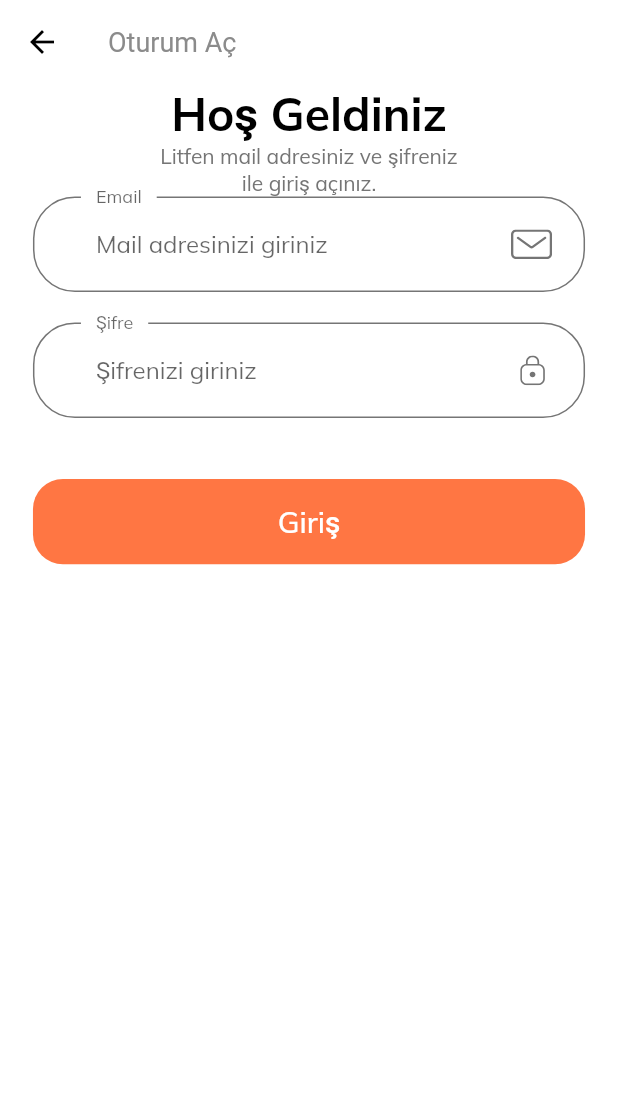
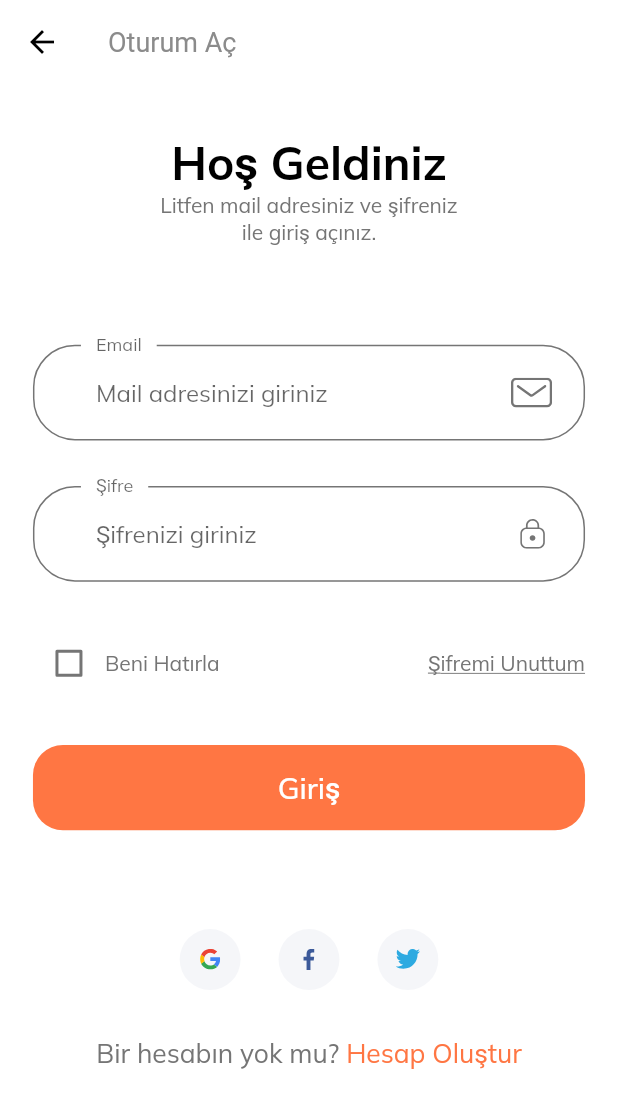
Before and after one commit to hamitseyrek/benimogretmenim, a Flutter app: the screen it shows after launch, after a tap on "Devam et", on a phone screen of 412 x 824 dp. Shown: the top 1108 px of the screen. Run offline on Flutter 3.47's test engine with Material 2 defaults, Android fonts, the phone set to English and light mode, and no system bars; our stand-ins replace flutter_svg.

Commit message:
sign in form is complete with components

```diff
--- a/lib/routes/routes.dart
+++ b/lib/routes/routes.dart
@@ -1,10 +1,10 @@
 import 'package:flutter/widgets.dart';
 import 'package:benimogretmenim/screens/splash/splash_screen.dart';
-import 'package:benimogretmenim/screens/sign/signin_screen.dart';
+import 'package:benimogretmenim/screens/sign_in/sign_in_screen.dart';
 
 //for route names
 // all route is defined in here
 final Map<String, WidgetBuilder> routes = {
   SplashScreen.routeName: (context) => SplashScreen(),
-  SigninScreen.routeName: (context) => SigninScreen(),
+  SignInScreen.routeName: (context) => SignInScreen(),
 };
--- /dev/null
+++ b/lib/screens/sign_in/components/body.dart
@@ -0,0 +1,79 @@
+import 'package:benimogretmenim/ui/helper/color_helper.dart';
+
+import '../components/sign_form.dart';
+import '../components/social_card.dart';
+import '../../../ui/helper/size_config.dart';
+import 'package:flutter/material.dart';
+
+class Body extends StatelessWidget {
+  @override
+  Widget build(BuildContext context) {
+    return SafeArea(
+      child: SizedBox(
+        width: double.infinity,
+        child: Padding(
+          padding: EdgeInsets.symmetric(
+            horizontal: getProportionateScreenWidth(20),
+          ),
+          child: SingleChildScrollView(
+            // To scroll when widgets doesn't fit
+            child: Column(
+              children: [
+                SizedBox(height: SizeConfig.screenHeight * 0.04),
+                Text(
+                  "Hoş Geldiniz",
+                  style: TextStyle(
+                    color: Colors.black,
+                    fontSize: getProportionateScreenWidth(28),
+                    fontWeight: FontWeight.bold,
+                  ),
+                ),
+                Text(
+                  "Litfen mail adresiniz ve şifreniz \nile giriş açınız.",
+                  textAlign: TextAlign.center,
+                ),
+                SizedBox(height: SizeConfig.screenHeight * 0.08),
+                SignForm(),
+                SizedBox(height: SizeConfig.screenHeight * 0.08),
+                Row(
+                  mainAxisAlignment: MainAxisAlignment.center,
+                  children: [
+                    SocialCard(
+                      icon: "assets/icons/google-icon.svg",
+                      press: () {},
+                    ),
+                    SocialCard(
+                      icon: "assets/icons/facebook-2.svg",
+                      press: () {},
+                    ),
+                    SocialCard(
+                      icon: "assets/icons/twitter.svg",
+                      press: () {},
+                    ),
+                  ],
+                ),
+                SizedBox(height: getProportionateScreenHeight(30)),
+                Row(
+                  mainAxisAlignment: MainAxisAlignment.center,
+                  children: [
+                    Text(
+                      "Bir hesabın yok mu? ",
+                      style:
+                          TextStyle(fontSize: getProportionateScreenWidth(16)),
+                    ),
+                    Text(
+                      "Hesap Oluştur",
+                      style: TextStyle(
+                          fontSize: getProportionateScreenWidth(16),
+                          color: kPrimaryColor),
+                    ),
+                  ],
+                )
+              ],
+            ),
+          ),
+        ),
+      ),
+    );
+  }
+}
--- a/lib/screens/sign/components/body.dart
+++ b/lib/screens/sign_in/components/sign_form.dart
@@ -1,42 +1,10 @@
+import 'package:benimogretmenim/ui/helper/color_helper.dart';
 import 'package:benimogretmenim/ui/helper/error_messages_helper.dart';
 import 'package:benimogretmenim/ui/helper/size_config.dart';
 import 'package:benimogretmenim/ui/widgets/custom_sufix_icon.dart';
 import 'package:benimogretmenim/ui/widgets/default_button.dart';
 import 'package:benimogretmenim/ui/widgets/form_error.dart';
 import 'package:flutter/material.dart';
-
-class Body extends StatelessWidget {
-  @override
-  Widget build(BuildContext context) {
-    return SafeArea(
-      child: SizedBox(
-        width: double.infinity,
-        child: Padding(
-          padding: EdgeInsets.symmetric(
-            horizontal: getProportionateScreenWidth(20),
-          ),
-          child: Column(
-            children: [
-              Text(
-                "Hoş Geldiniz",
-                style: TextStyle(
-                  color: Colors.black,
-                  fontSize: getProportionateScreenWidth(28),
-                  fontWeight: FontWeight.bold,
-                ),
-              ),
-              Text(
-                "Litfen mail adresiniz ve şifreniz \nile giriş açınız.",
-                textAlign: TextAlign.center,
-              ),
-              SignForm(),
-            ],
-          ),
-        ),
-      ),
-    );
-  }
-}
 
 class SignForm extends StatefulWidget {
   @override
@@ -48,6 +16,7 @@ class _SignFormState extends State<SignForm> {
   String email;
   String password;
   final List<String> errors = [];
+  bool remember = false;
   @override
   Widget build(BuildContext context) {
     return Form(
@@ -55,11 +24,30 @@ class _SignFormState extends State<SignForm> {
       child: Column(
         children: [
           buildEmailFormField(),
-          SizedBox(height: getProportionateScreenHeight(20)),
+          SizedBox(height: getProportionateScreenHeight(30)),
           buildPasswordFormField(),
-          SizedBox(height: getProportionateScreenHeight(20)),
+          SizedBox(height: getProportionateScreenHeight(30)),
+          Row(
+            children: [
+              Checkbox(
+                value: remember,
+                activeColor: kPrimaryColor,
+                onChanged: (value) {
+                  setState(() {
+                    remember = value;
+                  });
+                },
+              ),
+              Text("Beni Hatırla"),
+              Spacer(),
+              Text(
+                "Şifremi Unuttum",
+                style: TextStyle(decoration: TextDecoration.underline),
+              ),
+            ],
+          ),
           FormError(errors: errors),
-          SizedBox(height: getProportionateScreenHeight(20)),
+          SizedBox(height: getProportionateScreenHeight(30)),
           DefaultButton(
             text: "Giriş",
             press: () {
--- /dev/null
+++ b/lib/screens/sign_in/components/social_card.dart
@@ -0,0 +1,32 @@
+import 'package:benimogretmenim/ui/helper/size_config.dart';
+import 'package:flutter/material.dart';
+import 'package:flutter_svg/flutter_svg.dart';
+
+class SocialCard extends StatelessWidget {
+  const SocialCard({
+    Key key,
+    this.icon,
+    this.press,
+  }) : super(key: key);
+  final String icon;
+  final Function press;
+
+  @override
+  Widget build(BuildContext context) {
+    return GestureDetector(
+      onTap: press,
+      child: Container(
+        margin:
+            EdgeInsets.symmetric(horizontal: getProportionateScreenWidth(10)),
+        padding: EdgeInsets.all(getProportionateScreenWidth(12)),
+        height: getProportionateScreenHeight(40),
+        width: getProportionateScreenWidth(40),
+        decoration: BoxDecoration(
+          color: Color(0xFFF5F6F9),
+          shape: BoxShape.circle,
+        ),
+        child: SvgPicture.asset(icon),
+      ),
+    );
+  }
+}
--- a/lib/screens/sign/signin_screen.dart
+++ b/lib/screens/sign_in/sign_in_screen.dart
@@ -1,7 +1,7 @@
-import 'package:benimogretmenim/screens/sign/components/body.dart';
+import 'package:benimogretmenim/screens/sign_in/components/body.dart';
 import 'package:flutter/material.dart';
 
-class SigninScreen extends StatelessWidget {
+class SignInScreen extends StatelessWidget {
   static String routeName = "/signin";
   @override
   Widget build(BuildContext context) {
--- a/lib/screens/splash/components/body.dart
+++ b/lib/screens/splash/components/body.dart
@@ -1,4 +1,4 @@
-import 'package:benimogretmenim/screens/sign/signin_screen.dart';
+import 'package:benimogretmenim/screens/sign_in/sign_in_screen.dart';
 import 'package:benimogretmenim/ui/helper/color_helper.dart';
 import 'package:benimogretmenim/ui/helper/size_config.dart';
 import 'package:benimogretmenim/ui/widgets/default_button.dart';
@@ -68,7 +68,7 @@ class _BodyState extends State<Body> {
                     DefaultButton(
                       text: "Devam et",
                       press: () {
-                        Navigator.pushNamed(context, SigninScreen.routeName);
+                        Navigator.pushNamed(context, SignInScreen.routeName);
                       },
                     ),
                     Spacer(),
```
